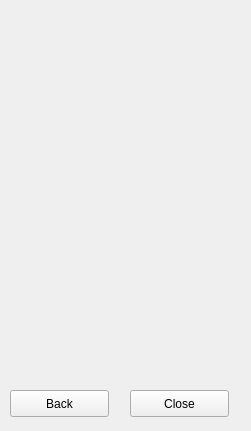
First picture: the form in form.ui, repository changpeng1/test-qt, before the edit.
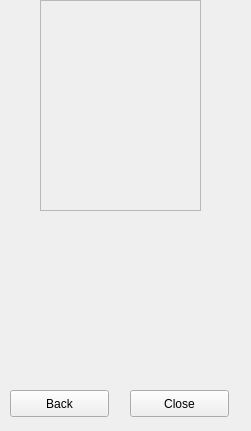
Second picture: the form after the edit.

Diff of the .ui file:
```diff
--- a/form.ui
+++ b/form.ui
@@ -45,6 +45,22 @@
     <string>Close</string>
    </property>
   </widget>
+  <widget class="QFrame" name="frame">
+   <property name="geometry">
+    <rect>
+     <x>40</x>
+     <y>0</y>
+     <width>161</width>
+     <height>211</height>
+    </rect>
+   </property>
+   <property name="frameShape">
+    <enum>QFrame::StyledPanel</enum>
+   </property>
+   <property name="frameShadow">
+    <enum>QFrame::Raised</enum>
+   </property>
+  </widget>
  </widget>
  <resources/>
  <connections/>
```
